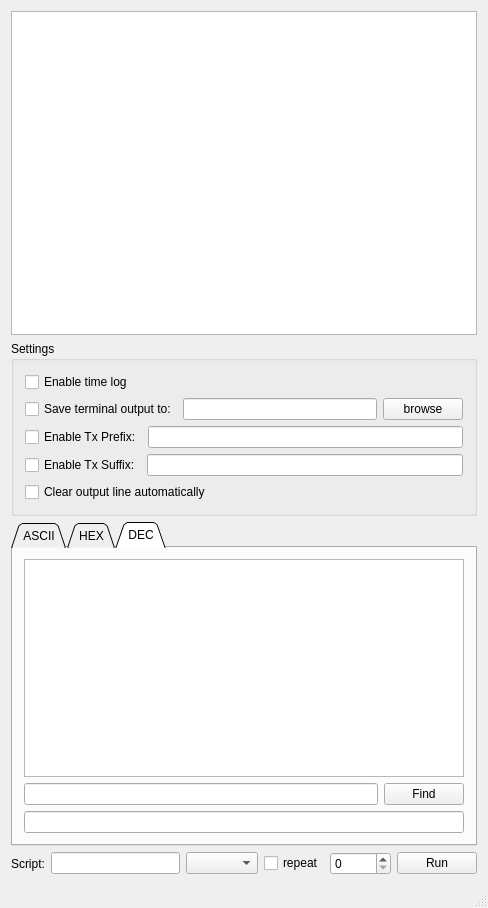
TomHyhlik/termik, file src/mainwindow.ui: the form before one commit.
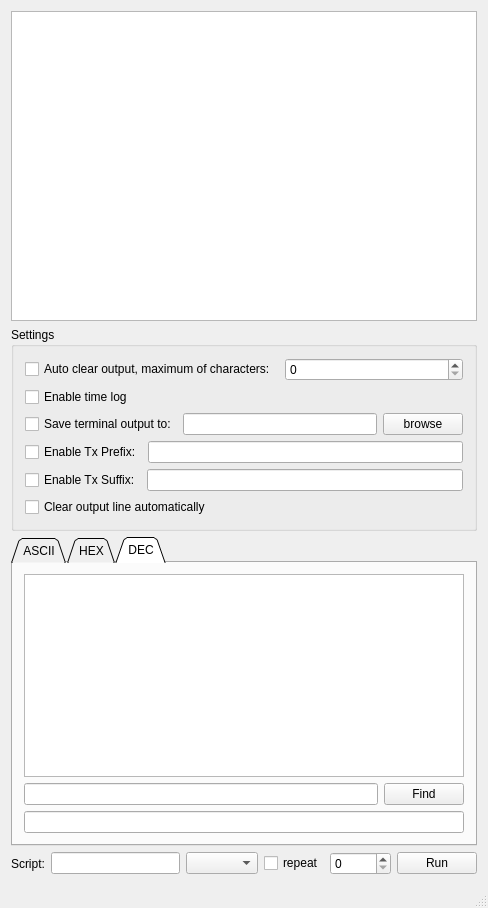
The form after the commit. Icons and pictures are not drawn.

Commit message: added feature autoclear output

The edit to the form file:
```diff
--- a/src/mainwindow.ui
+++ b/src/mainwindow.ui
@@ -29,7 +29,23 @@
       </property>
       <layout class="QVBoxLayout" name="verticalLayout_7">
        <item>
-        <layout class="QVBoxLayout" name="verticalLayout_10">
+        <layout class="QHBoxLayout" name="horizontalLayout_8">
+         <item>
+          <widget class="QCheckBox" name="checkBox_autoclear">
+           <property name="text">
+            <string>Auto clear output, maximum of characters: </string>
+           </property>
+          </widget>
+         </item>
+         <item>
+          <widget class="QSpinBox" name="spinBox_autoclear_maxCharCnt">
+           <property name="maximum">
+            <number>100000</number>
+           </property>
+          </widget>
+         </item>
+        </layout>
+       </item>
          <item>
           <widget class="QCheckBox" name="checkBox_timeLog">
            <property name="text">
@@ -92,8 +108,6 @@
             <string>Clear output line automatically</string>
            </property>
           </widget>
-         </item>
-        </layout>
        </item>
       </layout>
      </widget>
```
Lines whose indentation alone changed are shown as unchanged. The commit also changes 8 other files.
